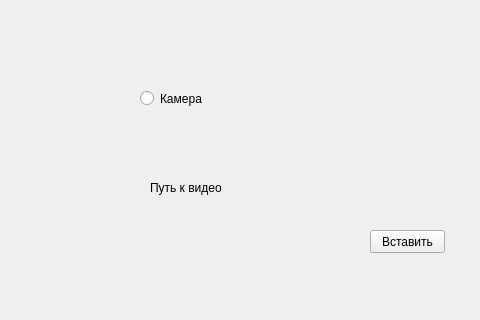
Before: the Qt Designer form less6/sett.ui in sk1fix/iot_all_practies, drawn with Qt 5; both pictures show x 0 to 480 and y 320 to 640 of the 480 by 640 pixel window.
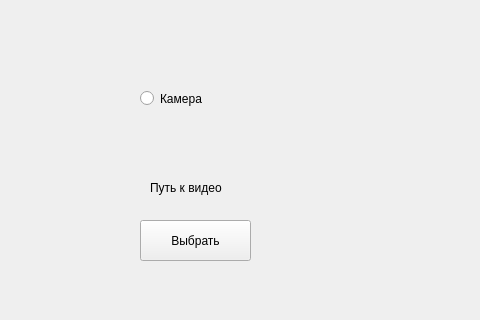
After: the same form once the commit is applied.

What changed in the file:
```diff
--- a/less6/sett.ui
+++ b/less6/sett.ui
@@ -78,30 +78,17 @@
     <string>Путь к видео</string>
    </property>
   </widget>
-  <widget class="QLabel" name="label_3">
-   <property name="geometry">
-    <rect>
-     <x>130</x>
-     <y>550</y>
-     <width>201</width>
-     <height>21</height>
-    </rect>
-   </property>
-   <property name="text">
-    <string/>
-   </property>
-  </widget>
   <widget class="QPushButton" name="pushButton">
    <property name="geometry">
     <rect>
-     <x>370</x>
-     <y>550</y>
-     <width>75</width>
-     <height>23</height>
+     <x>140</x>
+     <y>540</y>
+     <width>111</width>
+     <height>41</height>
     </rect>
    </property>
    <property name="text">
-    <string>Вставить</string>
+    <string>Выбрать</string>
    </property>
   </widget>
  </widget>
```
